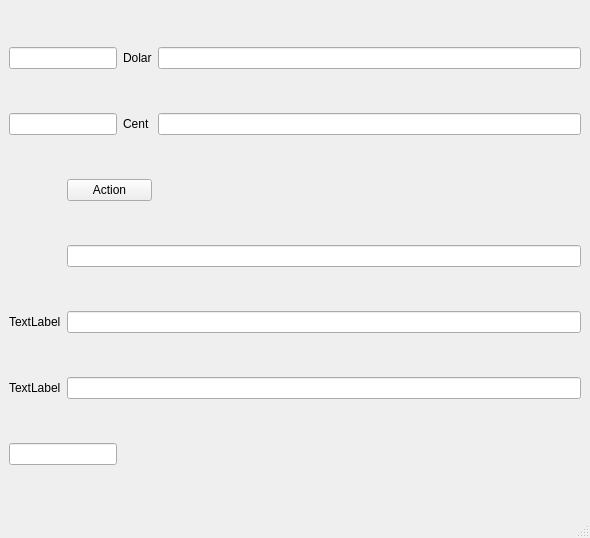
Before: the Qt Designer form mainwindow.ui in Bezzubikambitious/OOP6, drawn with Qt 5.
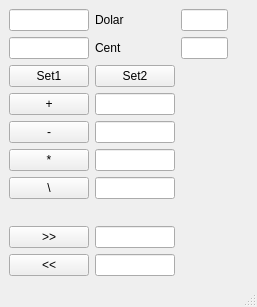
After: the same form once the commit is applied.

```diff
--- a/mainwindow.ui
+++ b/mainwindow.ui
@@ -6,8 +6,8 @@
    <rect>
     <x>0</x>
     <y>0</y>
-    <width>590</width>
-    <height>538</height>
+    <width>257</width>
+    <height>307</height>
    </rect>
   </property>
   <property name="windowTitle">
@@ -15,71 +15,118 @@
   </property>
   <widget class="QWidget" name="centralwidget">
    <layout class="QGridLayout" name="gridLayout">
-    <item row="0" column="0" colspan="2">
-     <widget class="QLineEdit" name="lineEdit_5"/>
-    </item>
-    <item row="0" column="2">
-     <widget class="QLabel" name="label">
-      <property name="text">
-       <string>Dolar</string>
-      </property>
-     </widget>
-    </item>
-    <item row="0" column="3">
-     <widget class="QLineEdit" name="lineEdit_7"/>
-    </item>
-    <item row="1" column="0" colspan="2">
-     <widget class="QLineEdit" name="lineEdit_6"/>
-    </item>
-    <item row="1" column="2">
+    <item row="1" column="1">
      <widget class="QLabel" name="label_2">
       <property name="text">
        <string>Cent</string>
       </property>
      </widget>
     </item>
-    <item row="1" column="3">
-     <widget class="QLineEdit" name="lineEdit_8"/>
-    </item>
-    <item row="2" column="1" colspan="2">
-     <widget class="QPushButton" name="pushButton">
+    <item row="4" column="1">
+     <widget class="QPushButton" name="set2">
       <property name="text">
-       <string>Action</string>
+       <string>Set2</string>
       </property>
      </widget>
     </item>
-    <item row="3" column="0">
-     <widget class="QLabel" name="AddLabel">
+    <item row="6" column="0">
+     <widget class="QPushButton" name="sub">
       <property name="text">
-       <string/>
+       <string>-</string>
       </property>
      </widget>
     </item>
-    <item row="3" column="1" colspan="3">
-     <widget class="QLineEdit" name="lineEdit_3"/>
+    <item row="0" column="0">
+     <widget class="QLineEdit" name="set_dollars1"/>
     </item>
-    <item row="4" column="0">
-     <widget class="QLabel" name="label_4">
-      <property name="text">
-       <string>TextLabel</string>
-      </property>
-     </widget>
-    </item>
-    <item row="4" column="1" colspan="3">
-     <widget class="QLineEdit" name="lineEdit"/>
+    <item row="0" column="2" colspan="2">
+     <widget class="QLineEdit" name="set_dollars2"/>
     </item>
     <item row="5" column="0">
-     <widget class="QLabel" name="label_5">
+     <widget class="QPushButton" name="sum">
       <property name="text">
-       <string>TextLabel</string>
+       <string>+</string>
       </property>
      </widget>
     </item>
-    <item row="5" column="1" colspan="3">
-     <widget class="QLineEdit" name="lineEdit_2"/>
+    <item row="4" column="0">
+     <widget class="QPushButton" name="set">
+      <property name="text">
+       <string>Set1</string>
+      </property>
+     </widget>
     </item>
-    <item row="6" column="0" colspan="2">
-     <widget class="QLineEdit" name="lineEdit_4"/>
+    <item row="7" column="0">
+     <widget class="QPushButton" name="multi">
+      <property name="text">
+       <string>*</string>
+      </property>
+     </widget>
+    </item>
+    <item row="1" column="0">
+     <widget class="QLineEdit" name="set_cents1"/>
+    </item>
+    <item row="0" column="1">
+     <widget class="QLabel" name="label">
+      <property name="text">
+       <string>Dolar</string>
+      </property>
+     </widget>
+    </item>
+    <item row="10" column="0">
+     <widget class="QPushButton" name="right">
+      <property name="text">
+       <string>&gt;&gt;</string>
+      </property>
+     </widget>
+    </item>
+    <item row="1" column="2" colspan="2">
+     <widget class="QLineEdit" name="set_cents2"/>
+    </item>
+    <item row="8" column="0">
+     <widget class="QPushButton" name="div">
+      <property name="text">
+       <string>\</string>
+      </property>
+     </widget>
+    </item>
+    <item row="11" column="0">
+     <widget class="QPushButton" name="left">
+      <property name="text">
+       <string>&lt;&lt;</string>
+      </property>
+     </widget>
+    </item>
+    <item row="10" column="1">
+     <widget class="QLineEdit" name="show_right"/>
+    </item>
+    <item row="11" column="1">
+     <widget class="QLineEdit" name="show_left"/>
+    </item>
+    <item row="8" column="1">
+     <widget class="QLineEdit" name="show_div"/>
+    </item>
+    <item row="7" column="1">
+     <widget class="QLineEdit" name="show_mul"/>
+    </item>
+    <item row="6" column="1">
+     <widget class="QLineEdit" name="show_sub"/>
+    </item>
+    <item row="5" column="1">
+     <widget class="QLineEdit" name="show_sum"/>
+    </item>
+    <item row="4" column="4" rowspan="6">
+     <spacer name="verticalSpacer">
+      <property name="orientation">
+       <enum>Qt::Vertical</enum>
+      </property>
+      <property name="sizeHint" stdset="0">
+       <size>
+        <width>20</width>
+        <height>40</height>
+       </size>
+      </property>
+     </spacer>
     </item>
    </layout>
   </widget>
```
Left out of the diff: 4 changed lines with no effect on the pictures.
